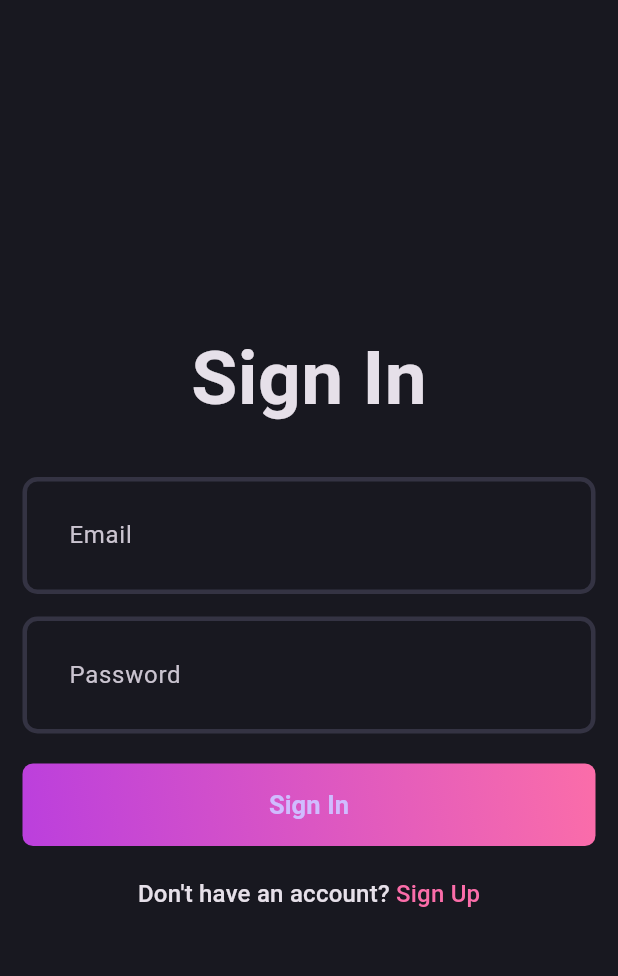
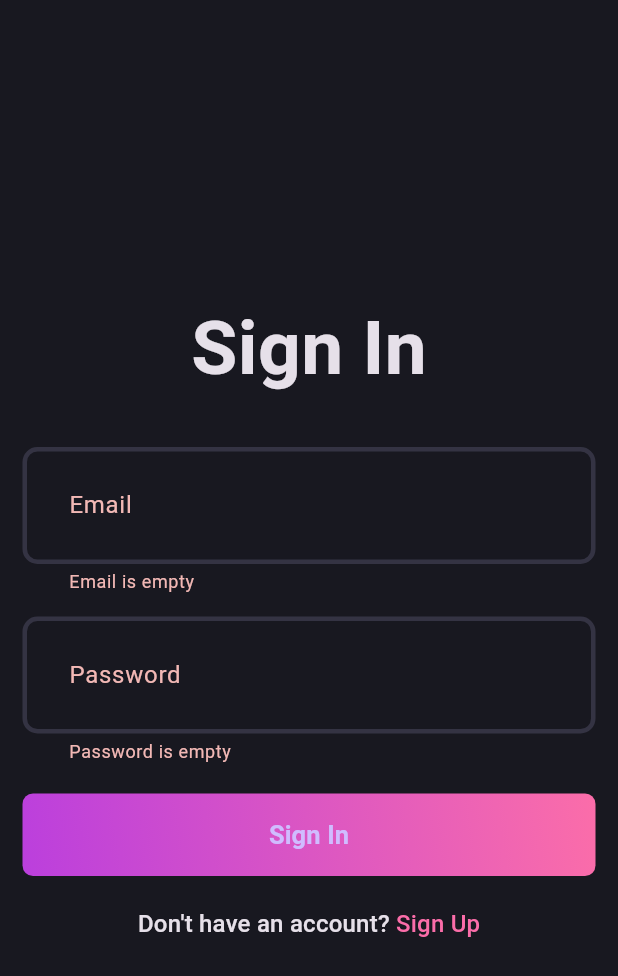
Before and after one commit to akankitkumar7/blog_app, a Flutter app: the screen it shows after launch, after a tap on "Sign In", on a phone screen of 412 x 824 dp. Shown: the top 976 px of the screen. Run offline on Flutter 3.47's test engine with Material 3 defaults, Android fonts, the phone set to English and light mode, and no system bars; our stand-ins replace flutter_bloc, fpdart, get_it, supabase_flutter; accounts and stored records are empty.

Commit message:
initial commit

```diff
--- a/lib/features/auth/presentation/pages/login_page.dart
+++ b/lib/features/auth/presentation/pages/login_page.dart
@@ -1,13 +1,18 @@
+import 'package:blog_app/core/common/widgets/loader.dart';
 import 'package:blog_app/core/theme/app_pallete.dart';
+import 'package:blog_app/core/utils/snackbar.dart';
+import 'package:blog_app/features/auth/presentation/block/auth_bloc.dart';
 import 'package:blog_app/features/auth/presentation/pages/signup_page.dart';
 import 'package:blog_app/features/auth/presentation/widgets/auth_field.dart';
 import 'package:blog_app/features/auth/presentation/widgets/auth_gradient_button.dart';
 import 'package:flutter/material.dart';
+import 'package:flutter_bloc/flutter_bloc.dart';
 
 class LoginPage extends StatefulWidget {
-  static route() =>  MaterialPageRoute(
+  static route() => MaterialPageRoute(
         builder: (context) => LoginPage(),
       );
+
   const LoginPage({super.key});
 
   @override
@@ -18,7 +23,6 @@ class _LoginPageState extends State<LoginPage> {
   final emailController = TextEditingController();
   final passwordController = TextEditingController();
   final formKey = GlobalKey<FormState>();
-
 
   @override
   void dispose() {
@@ -32,24 +36,49 @@ class _LoginPageState extends State<LoginPage> {
     return Scaffold(
       body: Padding(
         padding: const EdgeInsets.all(15.0),
-        child: Form(
+        child: BlocConsumer<AuthBloc, AuthState>(
+          listener: (context, state){
+            if (state is AuthFailure) {
+              showSnackBar(context, state.message);
+            } else if (state is AuthSuccess) {
+
+            }
+          },
+          builder: (context, state){
+            if (state is AuthLoading) {
+              return const Loader(); // Loader is centered internally
+            }
+            return Form(
               key: formKey,
               child: Column(
                 mainAxisAlignment: MainAxisAlignment.center,
                 children: [
-              const Text('Sign In', style: TextStyle(fontSize: 50, fontWeight: FontWeight.bold)),
+                  const Text('Sign In',
+                      style: TextStyle(fontSize: 50, fontWeight: FontWeight.bold)),
                   const SizedBox(height: 30),
-              AuthField(labelText: 'Email',controller: emailController),
+                  AuthField(labelText: 'Email', controller: emailController),
                   const SizedBox(height: 15),
-              AuthField(labelText: 'Password', controller: passwordController,isObsecureText: true),
+                  AuthField(
+                      labelText: 'Password',
+                      controller: passwordController,
+                      isObsecureText: true),
                   const SizedBox(height: 20),
                   AuthGradientButton(
                     buttonText: 'Sign In',
-                onPressed: (){},
+                    onPressed: () {
+                      if(formKey.currentState!.validate()){
+                        context.read<AuthBloc>().add(AuthLogin(
+                          email: emailController.text.trim(),
+                          password: passwordController.text.trim(),
+                        ),
+                        );
+                      }
+
+                    },
                   ),
                   const SizedBox(height: 20),
                   GestureDetector(
-                onTap: (){
+                    onTap: () {
                       Navigator.push(context, SignUpPage.route());
                     },
                     child: RichText(
@@ -69,6 +98,8 @@ class _LoginPageState extends State<LoginPage> {
                   ),
                 ],
               ),
+            );
+          },
         ),
       ),
     );
```
Lines whose indentation alone changed are shown as unchanged.
